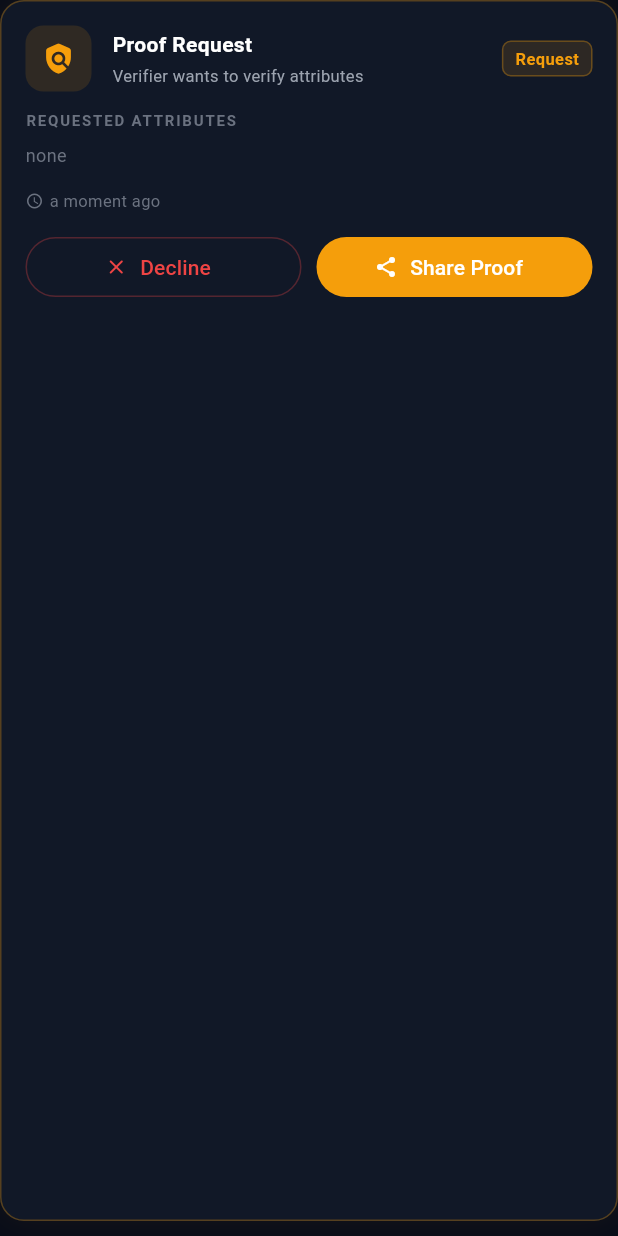
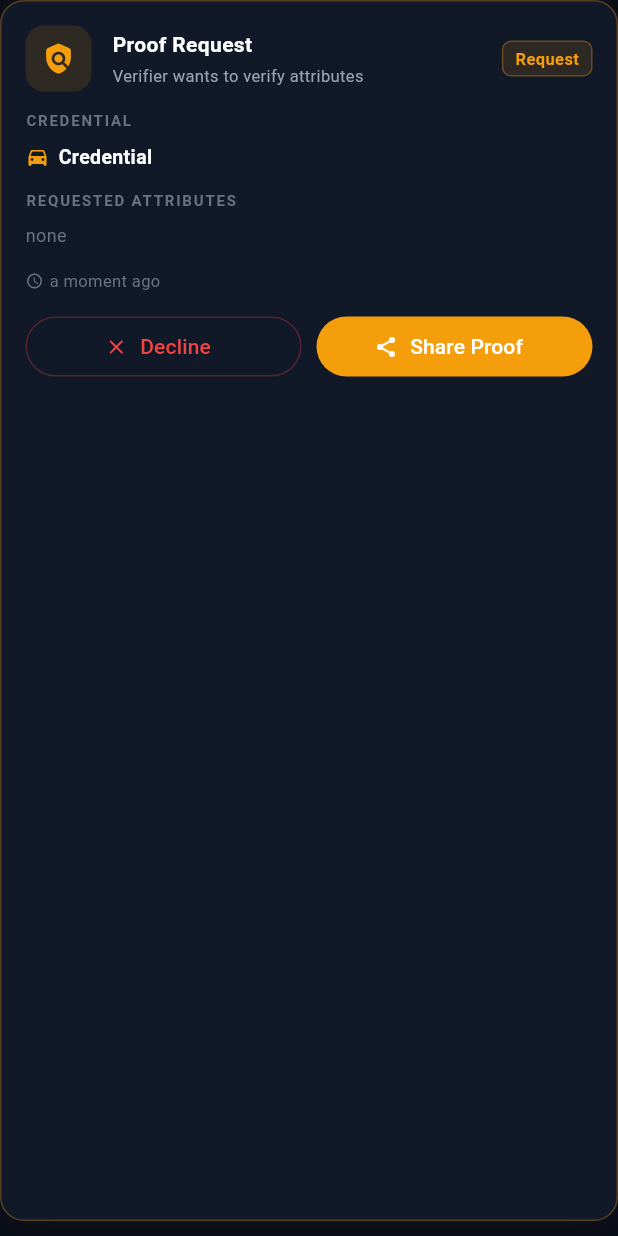
Before and after one commit to interactive-wallet/interactive-wallet, a Flutter app: the _ProofRequestCard widget shown alone on an empty page, opened directly with empty values, on a phone screen of 412 x 824 dp. Run offline on Flutter 3.47's test engine with Material 3 defaults, Android fonts, the phone set to English and light mode, and no system bars; our stand-ins replace timeago; missing offline and left inert: flutter_client_sse; network calls fail.

Commit message:
proof request: show which credential type is being verified
Verifier now adds schema_id to the proof-request restriction; the holder's
/proof-exchanges derives a credentialType from it, and the inbox proof card
shows a 'CREDENTIAL: Führerschein' row above the requested attributes.

```diff
--- a/wallet_app/lib/models/api_models.dart
+++ b/wallet_app/lib/models/api_models.dart
@@ -67,6 +67,7 @@ class ProofExchange {
   final bool? isVerified;
   final String? connectionId;
   final List<String> requestedAttributes;
+  final String? credentialType;
   final DateTime createdAt;
 
   const ProofExchange({
@@ -75,6 +76,7 @@ class ProofExchange {
     required this.isVerified,
     required this.connectionId,
     required this.requestedAttributes,
+    required this.credentialType,
     required this.createdAt,
   });
 
@@ -87,6 +89,7 @@ class ProofExchange {
         connectionId: j['connectionId'] as String?,
         requestedAttributes:
             (j['requestedAttributes'] as List? ?? const []).map((e) => e.toString()).toList(),
+        credentialType: j['credentialType'] as String?,
         createdAt: _parseDate(j['createdAt']),
       );
 }
--- a/wallet_app/lib/screens/inbox_screen.dart
+++ b/wallet_app/lib/screens/inbox_screen.dart
@@ -30,6 +30,18 @@ String _offerTitle(String? schemaId) {
       return 'Führerschein';
     default:
       return name;
+  }
+}
+
+/// Prettifies a raw schema name (e.g. "Fuehrerschein") for display.
+String _prettyType(String? raw) {
+  if (raw == null || raw.isEmpty) return 'Credential';
+  switch (raw.toLowerCase()) {
+    case 'fuehrerschein':
+    case 'driverslicense':
+      return 'Führerschein';
+    default:
+      return raw;
   }
 }
 
@@ -521,6 +533,33 @@ class _ProofRequestCardState extends State<_ProofRequestCard> {
               ],
             ),
             const SizedBox(height: 12),
+            if (p.credentialType != null) ...[
+              Text(
+                'CREDENTIAL',
+                style: TextStyle(
+                  color: wc.textTertiary,
+                  fontSize: 10,
+                  fontWeight: FontWeight.w600,
+                  letterSpacing: 1.2,
+                ),
+              ),
+              const SizedBox(height: 8),
+              Row(
+                children: [
+                  Icon(Icons.directions_car_rounded, size: 16, color: color),
+                  const SizedBox(width: 6),
+                  Text(
+                    _prettyType(p.credentialType),
+                    style: TextStyle(
+                      color: wc.textPrimary,
+                      fontSize: 13,
+                      fontWeight: FontWeight.w700,
+                    ),
+                  ),
+                ],
+              ),
+              const SizedBox(height: 12),
+            ],
             Text(
               'REQUESTED ATTRIBUTES',
               style: TextStyle(
```
Also changed, not shown: 2 other files.
